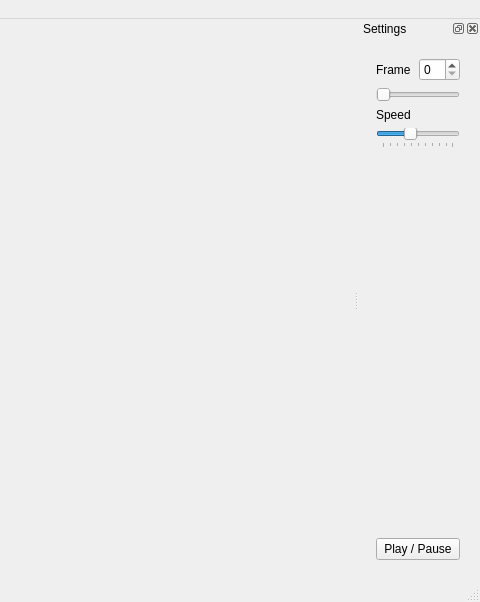
First picture: the form in src/mainwindow.ui, repository pspoerri/Donkey2, before the edit; both pictures show x 355 to 835 and y 0 to 602 of the 835 by 602 pixel window.
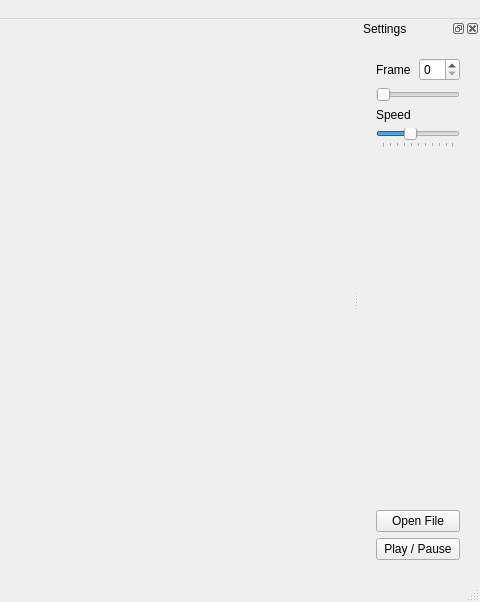
Second picture: the form after the edit.

```diff
--- a/src/mainwindow.ui
+++ b/src/mainwindow.ui
@@ -81,7 +81,7 @@
    <widget class="QWidget" name="dockWidgetContents">
     <layout class="QHBoxLayout" name="horizontalLayout_4">
      <item>
-      <layout class="QVBoxLayout" name="verticalLayout" stretch="0,0,0,0,0,0,0">
+      <layout class="QVBoxLayout" name="verticalLayout" stretch="0,0,0,0,0,0,0,0">
        <property name="sizeConstraint">
         <enum>QLayout::SetDefaultConstraint</enum>
        </property>
@@ -195,6 +195,13 @@
          </property>
         </spacer>
        </item>
+       <item>
+        <widget class="QPushButton" name="openFileBtn">
+         <property name="text">
+          <string>Open File</string>
+         </property>
+        </widget>
+       </item>
        <item>
         <layout class="QHBoxLayout" name="horizontalLayout_3" stretch="10">
          <property name="sizeConstraint">
```
Left out of the diff: 2 changed lines with no effect on the pictures.
